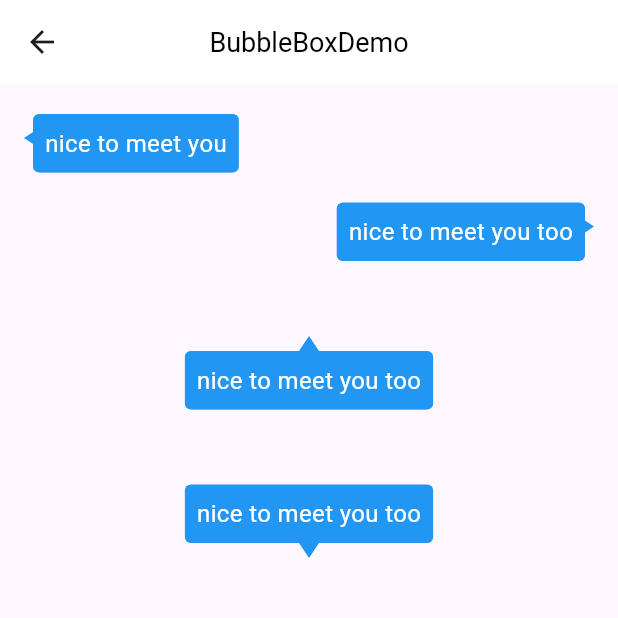
After one commit to flutter-packagist/widgets, a Flutter app: the BubbleBoxDemo screen opened directly, on a phone screen of 412 x 824 dp, the top half of it. The commit adds this screen. Run offline on Flutter 3.47's test engine with Material 3 defaults, Android fonts, the phone set to English and light mode, and no system bars; our stand-ins replace cached_network_image, dio, easy_refresh; missing offline and left inert: network.

Commit message:
feat: 新增BubbleBox组件

```diff
--- /dev/null
+++ b/example/lib/bubble_box_demo.dart
@@ -0,0 +1,83 @@
+import 'package:flutter/material.dart';
+import 'package:widgets/appbar/app_bar.dart';
+import 'package:widgets/bubble/bubble_box.dart';
+
+class BubbleBoxDemo extends StatefulWidget {
+  const BubbleBoxDemo({super.key});
+
+  @override
+  State<BubbleBoxDemo> createState() => _BubbleBoxDemoState();
+}
+
+class _BubbleBoxDemoState extends State<BubbleBoxDemo> {
+  @override
+  Widget build(BuildContext context) {
+    return Scaffold(
+      appBar: WrapperAppBar(
+        titleText: "BubbleBoxDemo",
+        backgroundColor: Colors.white,
+      ),
+      body: Column(
+        crossAxisAlignment: CrossAxisAlignment.start,
+        children: <Widget>[
+          const SizedBox(height: 20),
+          Padding(
+            padding: const EdgeInsets.only(left: 16, right: 40),
+            child: BubbleBox(
+              arrowOffset: 6,
+              radius: const Radius.circular(4),
+              child: const Text(
+                "nice to meet you",
+                style: TextStyle(fontSize: 16, color: Colors.white),
+              ),
+            ),
+          ),
+          const SizedBox(height: 20),
+          Align(
+            alignment: Alignment.centerRight,
+            child: Padding(
+              padding: const EdgeInsets.only(left: 40, right: 16),
+              child: BubbleBox(
+                arrowOffset: 6,
+                arrowDirection: ArrowDirection.right,
+                radius: const Radius.circular(4),
+                child: const Text(
+                  "nice to meet you too",
+                  style: TextStyle(fontSize: 16, color: Colors.white),
+                ),
+              ),
+            ),
+          ),
+          const SizedBox(height: 50),
+          Center(
+            child: BubbleBox(
+              arrowOffset: 0,
+              arrowDirection: ArrowDirection.top,
+              arrowAlignment: ArrowAlignment.center,
+              arrowSize: 10,
+              radius: const Radius.circular(4),
+              child: const Text(
+                "nice to meet you too",
+                style: TextStyle(fontSize: 16, color: Colors.white),
+              ),
+            ),
+          ),
+          const SizedBox(height: 50),
+          Center(
+            child: BubbleBox(
+              arrowOffset: 0,
+              arrowDirection: ArrowDirection.bottom,
+              arrowAlignment: ArrowAlignment.center,
+              arrowSize: 10,
+              radius: const Radius.circular(4),
+              child: const Text(
+                "nice to meet you too",
+                style: TextStyle(fontSize: 16, color: Colors.white),
+              ),
+            ),
+          ),
+        ],
+      ),
+    );
+  }
+}
--- a/example/lib/main.dart
+++ b/example/lib/main.dart
@@ -1,5 +1,6 @@
 import 'package:flutter/material.dart';
 
+import 'bubble_box_demo.dart';
 import 'easy_refresh_demo.dart';
 import 'network_image_demo.dart';
 import 'sliver_demo.dart';
@@ -38,6 +39,7 @@ Map<String, Widget> routes = {
   "Sliver": const SliverDemo(),
   "Sliver EasyRefresh": const SliverEasyRefreshDemo(),
   "Tags": const TagsDemo(),
+  "气泡框": const BubbleBoxDemo(),
 };
 
 class DemoPage extends StatelessWidget {
--- /dev/null
+++ b/lib/bubble/bubble_box.dart
@@ -0,0 +1,247 @@
+import 'package:flutter/material.dart';
+
+const double DEFAULT_OFFSET = 4;
+
+/// 气泡视图
+class BubbleBox extends StatelessWidget {
+  /// 背景颜色
+  final Color color;
+
+  /// 气泡圆角
+  final Radius radius;
+
+  /// 内部间距
+  final EdgeInsetsGeometry? padding;
+
+  /// 三角形显示位置
+  final ArrowDirection arrowDirection;
+
+  /// 三角形与内容对齐方式
+  final ArrowAlignment arrowAlignment;
+
+  /// 三角形大小
+  final double arrowSize;
+
+  /// 三角形偏移量
+  final double arrowOffset;
+
+  /// 阴影大小
+  final double elevation;
+
+  /// 内容大小装饰器
+  final BoxConstraints? constraints;
+
+  /// 内容
+  final Widget child;
+
+  BubbleBox({
+    Key? key,
+    double? width,
+    double? height,
+    BoxConstraints? constraints,
+    this.color = Colors.blue,
+    this.radius = Radius.zero,
+    this.padding,
+    this.arrowDirection = ArrowDirection.left,
+    this.arrowAlignment = ArrowAlignment.start,
+    this.arrowSize = 6,
+    this.arrowOffset = 0,
+    this.elevation = 0,
+    required this.child,
+  })  : assert(constraints == null || constraints.debugAssertIsValid()),
+        constraints = (width != null || height != null)
+            ? constraints?.tighten(width: width, height: height) ??
+                BoxConstraints.tightFor(width: width, height: height)
+            : constraints,
+        super(key: key);
+
+  @override
+  Widget build(BuildContext context) {
+    return CustomPaint(
+      painter: BubblePainter(
+        color: color,
+        radius: radius,
+        arrowDirection: arrowDirection,
+        arrowSize: arrowSize,
+        arrowOffset: arrowOffset,
+        arrowAlignment: arrowAlignment,
+        elevation: elevation,
+      ),
+      child: Padding(
+        padding: getChildOffset(),
+        child: Container(
+          padding: padding ?? EdgeInsets.all(8),
+          constraints: constraints,
+          child: child,
+        ),
+      ),
+    );
+  }
+
+  EdgeInsets getChildOffset() {
+    switch (arrowDirection) {
+      case ArrowDirection.left:
+        return EdgeInsets.only(left: arrowSize);
+      case ArrowDirection.right:
+        return EdgeInsets.only(right: arrowSize);
+      case ArrowDirection.top:
+        return EdgeInsets.only(top: arrowSize);
+      case ArrowDirection.bottom:
+        return EdgeInsets.only(bottom: arrowSize);
+    }
+  }
+}
+
+class BubblePainter extends CustomPainter {
+  final Color? color;
+  final Radius? radius;
+  final ArrowDirection arrowDirection;
+  final ArrowAlignment arrowAlignment;
+  final double? arrowSize;
+  final double? arrowOffset;
+  final double? elevation;
+
+  const BubblePainter({
+    this.color,
+    this.radius,
+    this.arrowDirection = ArrowDirection.left,
+    this.arrowAlignment = ArrowAlignment.start,
+    this.arrowSize,
+    this.arrowOffset,
+    this.elevation,
+  });
+
+  @override
+  void paint(Canvas canvas, Size size) {
+    Paint paint = Paint()
+      ..isAntiAlias = true
+      ..style = PaintingStyle.fill
+      ..color = color!;
+
+    drawBox(canvas, size, paint);
+  }
+
+  void drawBox(Canvas canvas, Size size, Paint paint) {
+    switch (arrowDirection) {
+      case ArrowDirection.left:
+        drawLeft(canvas, size, paint);
+        break;
+      case ArrowDirection.right:
+        drawRight(canvas, size, paint);
+        break;
+      case ArrowDirection.top:
+        drawTop(canvas, size, paint);
+        break;
+      case ArrowDirection.bottom:
+        drawBottom(canvas, size, paint);
+        break;
+    }
+  }
+
+  void drawLeft(Canvas canvas, Size size, Paint paint) {
+    RRect rect = RRect.fromLTRBR(
+        0, 0, size.width - arrowSize! + elevation! / 2, size.height, radius!);
+    Path path = Path()..addRRect(rect.shift(Offset(arrowSize!, 0)));
+    canvas.drawShadow(path, Colors.grey.shade50, elevation!, true);
+    canvas.drawRRect(
+      RRect.fromLTRBR(arrowSize!, 0, size.width, size.height, radius!),
+      paint,
+    );
+
+    double offset = arrowSize! + DEFAULT_OFFSET + arrowOffset!;
+    if (arrowAlignment == ArrowAlignment.center) {
+      offset = size.height / 2 + arrowOffset!;
+    }
+    if (arrowAlignment == ArrowAlignment.end) {
+      offset = size.height - arrowSize! - DEFAULT_OFFSET - arrowOffset!;
+    }
+
+    path = Path()
+      ..moveTo(0, offset)
+      ..lineTo(arrowSize!, offset - arrowSize! / 3 * 2)
+      ..lineTo(arrowSize!, offset + arrowSize! / 3 * 2);
+    canvas.drawPath(path, paint);
+  }
+
+  void drawRight(Canvas canvas, Size size, Paint paint) {
+    RRect rect = RRect.fromLTRBR(
+        0, 0, size.width - arrowSize! + elevation! / 2, size.height, radius!);
+    Path path = Path()..addRRect(rect.shift(Offset(-elevation! / 2, 0)));
+    canvas.drawShadow(path, Colors.grey.shade50, elevation!, true);
+    canvas.drawRRect(
+      RRect.fromLTRBR(0, 0, size.width - arrowSize!, size.height, radius!),
+      paint,
+    );
+
+    double offset = arrowSize! + DEFAULT_OFFSET + arrowOffset!;
+    if (arrowAlignment == ArrowAlignment.center) {
+      offset = size.height / 2 + arrowOffset!;
+    }
+    if (arrowAlignment == ArrowAlignment.end) {
+      offset = size.height - arrowSize! - DEFAULT_OFFSET - arrowOffset!;
+    }
+    path = Path()
+      ..moveTo(size.width, offset)
+      ..lineTo(size.width - arrowSize!, offset - arrowSize! / 3 * 2)
+      ..lineTo(size.width - arrowSize!, offset + arrowSize! / 3 * 2);
+    canvas.drawPath(path, paint);
+  }
+
+  void drawTop(Canvas canvas, Size size, Paint paint) {
+    RRect rect = RRect.fromLTRBR(
+        0, arrowSize!, size.width + elevation!, size.height, radius!);
+    Path path = Path()..addRRect(rect.shift(Offset(-elevation! / 2, 0)));
+    canvas.drawShadow(path, Colors.grey.shade50, elevation!, true);
+    canvas.drawRRect(
+      RRect.fromLTRBR(0, arrowSize!, size.width, size.height, radius!),
+      paint,
+    );
+
+    double offset = arrowSize! + DEFAULT_OFFSET + arrowOffset!;
+    if (arrowAlignment == ArrowAlignment.center) {
+      offset = size.width / 2 + arrowOffset!;
+    }
+    if (arrowAlignment == ArrowAlignment.end) {
+      offset = size.width - arrowSize! - DEFAULT_OFFSET - arrowOffset!;
+    }
+
+    path = Path()
+      ..moveTo(offset, 0)
+      ..lineTo(offset - arrowSize! / 3 * 2, arrowSize!)
+      ..lineTo(offset + arrowSize! / 3 * 2, arrowSize!);
+    canvas.drawPath(path, paint);
+  }
+
+  void drawBottom(Canvas canvas, Size size, Paint paint) {
+    RRect rect =
+        RRect.fromLTRBR(0, 0, size.width, size.height - arrowSize!, radius!);
+    Path path = Path()..addRRect(rect.shift(Offset(elevation! / 2, 0)));
+    canvas.drawShadow(path, Colors.grey.shade50, elevation!, true);
+    canvas.drawRRect(
+      RRect.fromLTRBR(0, 0, size.width, size.height - arrowSize!, radius!),
+      paint,
+    );
+
+    double offset = arrowSize! + DEFAULT_OFFSET + arrowOffset!;
+    if (arrowAlignment == ArrowAlignment.center) {
+      offset = size.width / 2 + arrowOffset!;
+    }
+    if (arrowAlignment == ArrowAlignment.end) {
+      offset = size.width - arrowSize! - DEFAULT_OFFSET - arrowOffset!;
+    }
+
+    var dy = size.height - arrowSize!;
+    path = Path()
+      ..moveTo(offset, size.height)
+      ..lineTo(offset - arrowSize! / 3 * 2, dy)
+      ..lineTo(offset + arrowSize! / 3 * 2, dy);
+    canvas.drawPath(path, paint);
+  }
+
+  @override
+  bool shouldRepaint(CustomPainter oldDelegate) => true;
+}
+
+enum ArrowDirection { left, right, top, bottom }
+
+enum ArrowAlignment { start, center, end }
```
Also changed, not shown: pubspec.yaml (+5 -4 lines), 1 other file.
